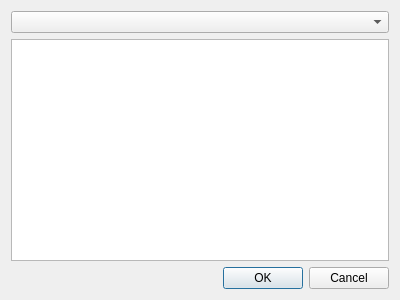
First picture: the form in src/glassselectiondialog.ui, repository imyu37/glassplotter, before the edit.
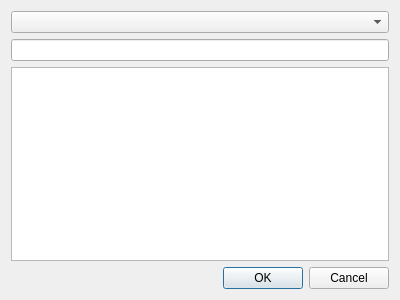
Second picture: the form after the edit.

Patch:
```diff
--- a/src/glassselectiondialog.ui
+++ b/src/glassselectiondialog.ui
@@ -17,6 +17,9 @@
    <item>
     <widget class="QComboBox" name="comboBox_Supplyer"/>
    </item>
+   <item>
+    <widget class="QLineEdit" name="lineEdit_Filter"/>
+   </item>
    <item>
     <widget class="QListWidget" name="listWidget_Glass"/>
    </item>
```
